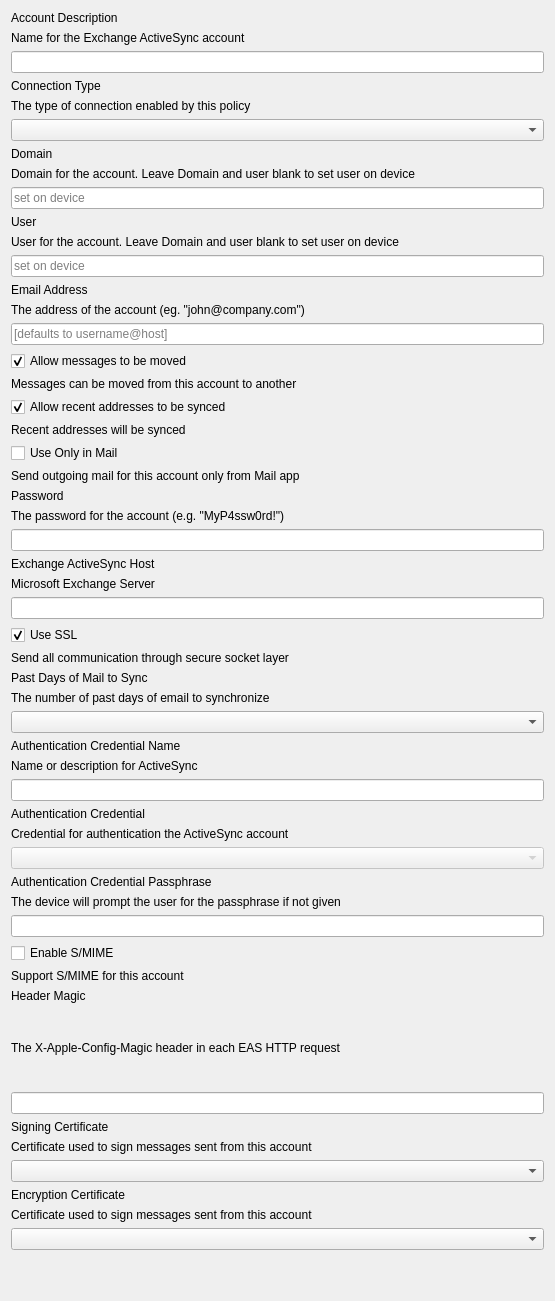
Above: FWAdminLib/Configurator/ExchangeForm.ui from fw-dev/translations before the change. Below: the same form after it.
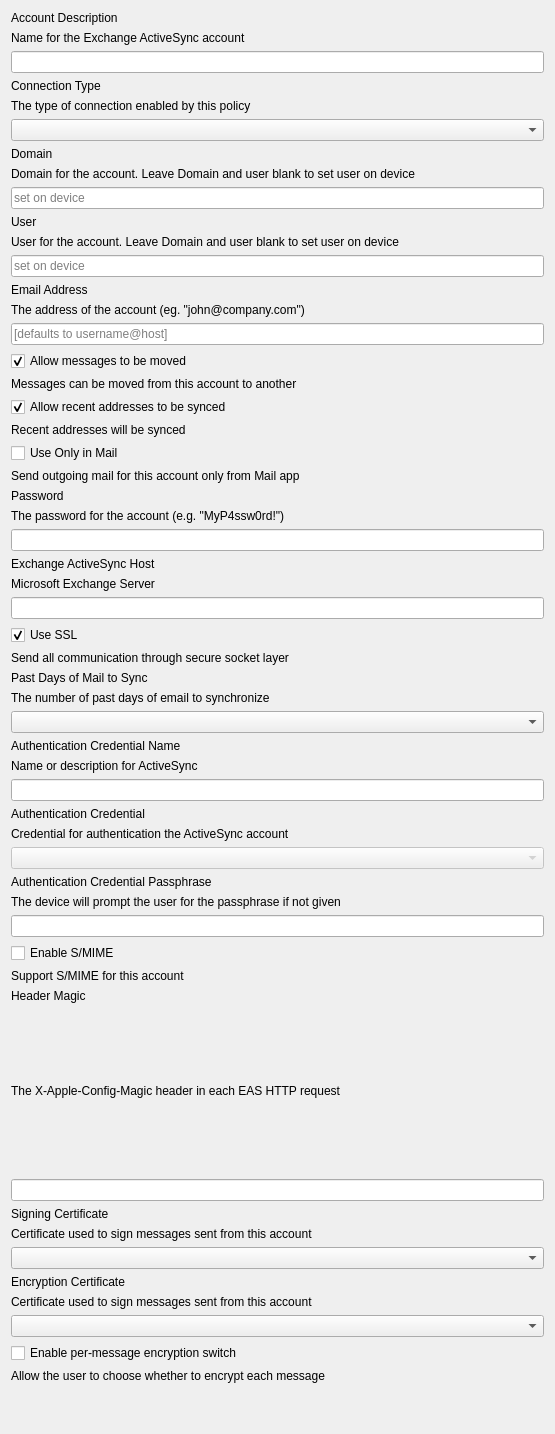
That is the form after the change.

The edit to the form file:
```diff
--- a/FWAdminLib/Configurator/ExchangeForm.ui
+++ b/FWAdminLib/Configurator/ExchangeForm.ui
@@ -7,7 +7,7 @@
     <x>0</x>
     <y>0</y>
     <width>555</width>
-    <height>1301</height>
+    <height>1434</height>
    </rect>
   </property>
   <property name="windowTitle">
@@ -208,8 +208,17 @@
       <number>0</number>
      </property>
      <widget class="QWidget" name="page">
-      <layout class="QVBoxLayout" name="verticalLayout_2" stretch="0,0,0,0,0,0,0,0,0,0,0,0,0,0,0,0,0,0,0,0,1">
-       <property name="margin">
+      <layout class="QVBoxLayout" name="verticalLayout_2" stretch="0,0,0,0,0,0,0,0,0,0,0,0,0,0,0,0,0,0,0,0,1,0,0,0">
+       <property name="leftMargin">
+        <number>0</number>
+       </property>
+       <property name="topMargin">
+        <number>0</number>
+       </property>
+       <property name="rightMargin">
+        <number>0</number>
+       </property>
+       <property name="bottomMargin">
         <number>0</number>
        </property>
        <item>
@@ -359,8 +368,17 @@
        </item>
        <item>
         <widget class="QWidget" name="certificateOptions" native="true">
-         <layout class="QVBoxLayout" name="verticalLayout" stretch="0,0,0,0,0,0">
-          <property name="margin">
+         <layout class="QVBoxLayout" name="verticalLayout" stretch="0,0,0,0,0,0,0">
+          <property name="leftMargin">
+           <number>0</number>
+          </property>
+          <property name="topMargin">
+           <number>0</number>
+          </property>
+          <property name="rightMargin">
+           <number>0</number>
+          </property>
+          <property name="bottomMargin">
            <number>0</number>
           </property>
           <item>
@@ -397,6 +415,38 @@
           <item>
            <widget class="QComboBox" name="comboEncryptionCertificate"/>
           </item>
+          <item>
+           <widget class="QWidget" name="widgetEnablePerMessageEncryptionSwitch" native="true">
+            <layout class="QVBoxLayout" name="verticalLayout_5">
+             <property name="leftMargin">
+              <number>0</number>
+             </property>
+             <property name="topMargin">
+              <number>0</number>
+             </property>
+             <property name="rightMargin">
+              <number>0</number>
+             </property>
+             <property name="bottomMargin">
+              <number>0</number>
+             </property>
+             <item>
+              <widget class="QCheckBox" name="checkBoxEnablePerMessageEncryptionSwitch">
+               <property name="text">
+                <string>Enable per-message encryption switch</string>
+               </property>
+              </widget>
+             </item>
+             <item>
+              <widget class="QLabel" name="lTipAllowTheUserToChooseWhetherToEncrypt">
+               <property name="text">
+                <string>Allow the user to choose whether to encrypt each message</string>
+               </property>
+              </widget>
+             </item>
+            </layout>
+           </widget>
+          </item>
          </layout>
         </widget>
        </item>
```
Left out of the diff: 11 changed lines with no effect on the pictures.
